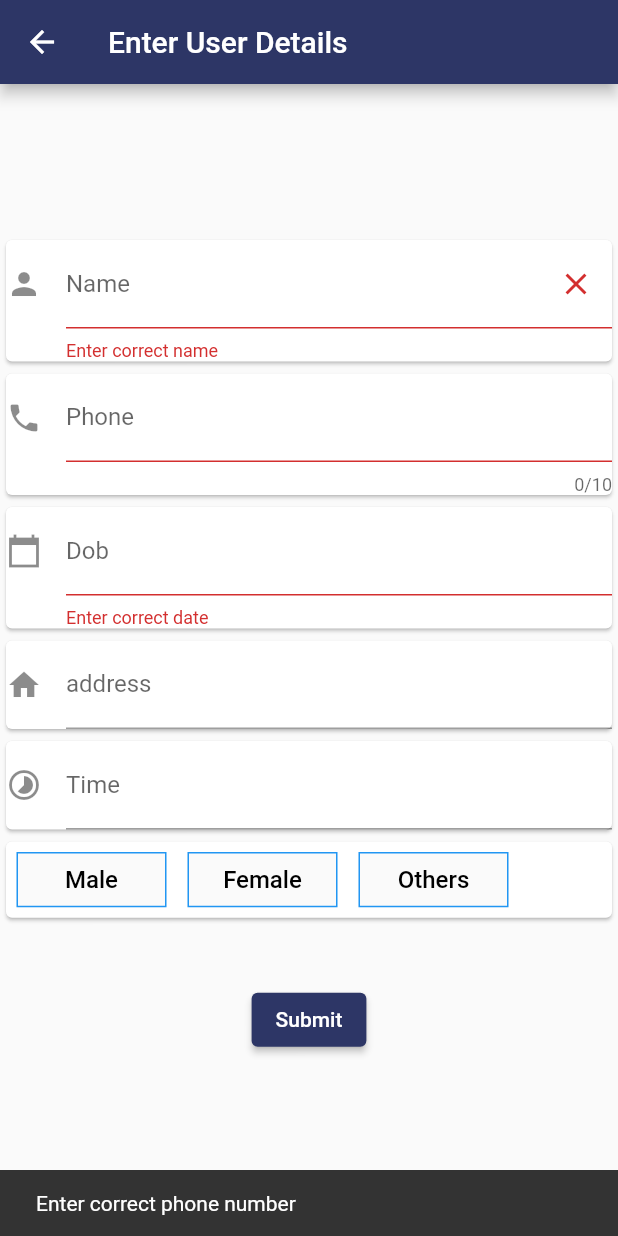
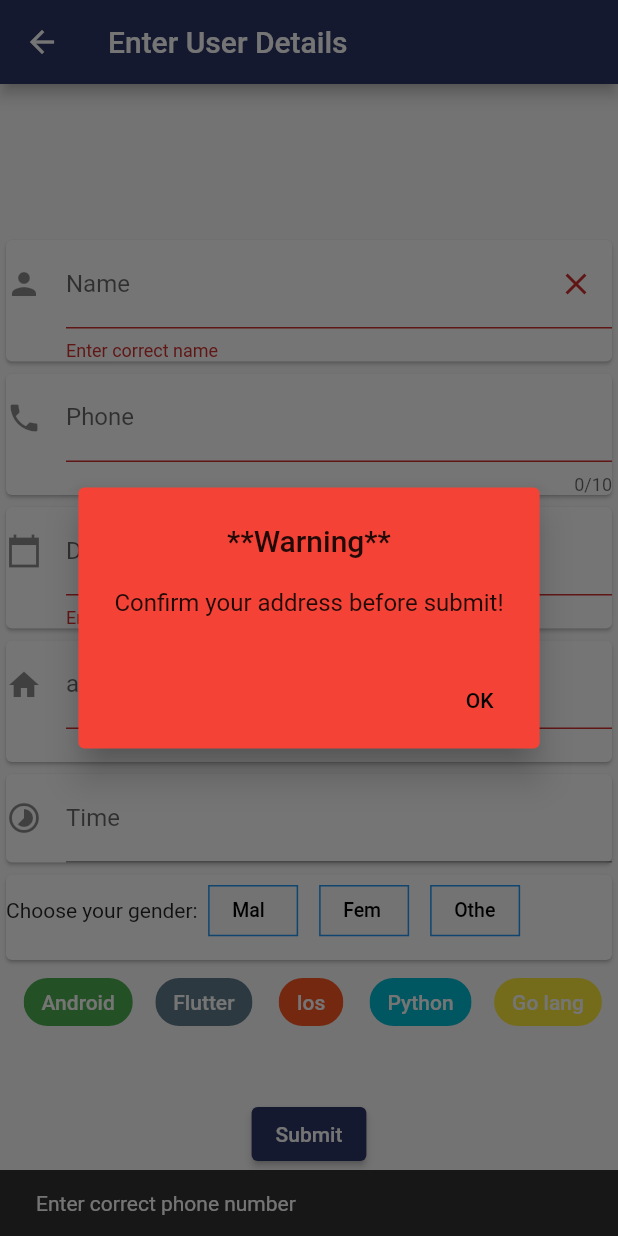
Before and after one commit to BurramsettySushmaSri/AstraGen, a Flutter app: the MyCustomForm screen opened directly, after a tap on "Submit", on a phone screen of 412 x 824 dp. Run offline on Flutter 3.47's test engine with Material 2 defaults, Android fonts, the phone set to English and light mode, and no system bars; drawn by our look-alikes of custom_radio_grouped_button.

Commit message:
radio,chips

```diff
--- a/lib/components/form_page.dart
+++ b/lib/components/form_page.dart
@@ -6,9 +6,7 @@ import 'package:flutter/material.dart';
 import 'package:flutter/services.dart';
 import 'model.dart';
 import 'package:navigation/util/constants.dart';
-import 'package:flutter/cupertino.dart';
 
-import 'package:flutter/rendering.dart';
 
 // Create a Form widget.
 class MyCustomForm extends StatefulWidget {
@@ -28,6 +26,7 @@ class MyCustomFormState extends State<MyCustomForm> {
   final _formKey = GlobalKey<FormState>();
   final scaffoldKey = GlobalKey<ScaffoldState>();
 
+ String _selectedGender = 'male';
   TextEditingController _name = TextEditingController();
   TextEditingController _dob = TextEditingController();
   TextEditingController _phone = TextEditingController();
@@ -42,6 +41,7 @@ class MyCustomFormState extends State<MyCustomForm> {
       _phone = TextEditingController(text: widget.recievedata?.phone);
       _add = TextEditingController(text: widget.recievedata?.add);
       _time = TextEditingController(text: widget.recievedata?.time);
+      _selectedGender=widget.recievedata?.gender??'male';
     }
     super.initState();
   }
@@ -63,14 +63,20 @@ class MyCustomFormState extends State<MyCustomForm> {
                       height: constants.sizeboxheight,
                     ),
                     (MediaQuery.of(context).size.width < 600)
-                        ? Column(children: [
+                        ? Column(children:  [
                             nameCard(context),
                             phoneCard(context),
                             dobCard(context),
                             addCard(context),
                             timeCard(context),
                             RadioB(context),
-                          ])
+                            Row(
+                                mainAxisAlignment: MainAxisAlignment.center,
+                                children:
+                                  techChips(),
+                                ),
+
+                          ],)
                         : Column(children: [
                             Row(
                                 mainAxisAlignment: MainAxisAlignment.center,
@@ -90,6 +96,11 @@ class MyCustomFormState extends State<MyCustomForm> {
                                   timeCard(context),
                                   RadioB(context),
                                 ]),
+                                Row(
+                                mainAxisAlignment: MainAxisAlignment.center,
+                                children:
+                                  techChips(),
+                                ),
                           ]),
                     Column(
                       mainAxisAlignment: MainAxisAlignment.center,
@@ -108,15 +119,8 @@ class MyCustomFormState extends State<MyCustomForm> {
                                         phone: _phone.text,
                                         dob: _dob.text,
                                         add: _add.text,
-                                        time: _time.text));
+                                         time: _time.text,gender: _selectedGender));
                               }
-                              // else {
-                              //           ScaffoldMessenger.of(context)
-                              //               .showSnackBar(SnackBar(
-                              //             content: Text('error'),
-                              //             backgroundColor: Colors.red,
-                              //           ));
-                              //         }
 
                               _formKey.currentState!.save();
                             },
@@ -170,7 +174,7 @@ class MyCustomFormState extends State<MyCustomForm> {
         width: widthc(context),
         child: TextFormField(
           controller: _phone,
-          autovalidateMode: AutovalidateMode.disabled,
+          autovalidateMode: AutovalidateMode.onUserInteraction,
           decoration: const InputDecoration(
             icon: Icon(Icons.phone),
             hintText: 'Enter a phone number',
@@ -281,26 +285,43 @@ class MyCustomFormState extends State<MyCustomForm> {
             hintText: 'Enter your address',
             labelText: 'address',
           ),
-      ),
+          validator: (value) {
+            if (value!.isEmpty) {
+              Future.delayed(Duration.zero, (){
+              _showDialog(context);});
+              return '';
+            }
+            return null;
+          }),
     ));
   }
 
   Widget RadioB(BuildContext context) {
     return Card(
       child: SizedBox(
-        height: 50.9,
+         height: 57.0,
         width: widthc(context),
-        child: CustomRadioButton(
-          height: 50.9,
+        child: Column(children: [
+          (MediaQuery.of(context).size.width < 600)?
+          Row(children:[const Text('Choose your gender:'),Radio(context)]
+          ,):Column(children:[const Text('Choose your gender:'),Radio(context)]),] ))
+    );
+  }
+Widget Radio(BuildContext context)
+{
+  return
+        CustomRadioButton(
+           height: 34.2,
+          width:60.0,
           elevation: 0,
           absoluteZeroSpacing: false,
           unSelectedColor: Theme.of(context).canvasColor,
-          buttonLables: [
+          buttonLables: const [
             'Male',
             'Female',
             'Others',
           ],
-          buttonValues: [
+          buttonValues:const [
             "MALE",
             "FEMALE",
             "OTHERS",
@@ -308,15 +329,61 @@ class MyCustomFormState extends State<MyCustomForm> {
           buttonTextStyle: ButtonTextStyle(
               selectedColor: Colors.white,
               unSelectedColor: Colors.black,
-              textStyle: TextStyle(fontSize: 16)),
+              textStyle: TextStyle(fontSize: 13)),
           radioButtonValue: (value) {
-            print(value);
+             _selectedGender = value as String;
+             print(_selectedGender);
           },
           selectedColor: Color.fromARGB(255, 45, 54, 102),
-        ),
+        );
+}
+
+  List<Tech> _chipsList = [
+    Tech("Android", Colors.green, false),
+    Tech("Flutter", Colors.blueGrey, false),
+    Tech("Ios", Colors.deepOrange, false),
+    Tech("Python", Colors.cyan, false),
+    Tech("Go lang", Colors.yellow, false)
+  ];
+  List<Widget> techChips () {
+    List<Widget> chips = [];
+    for (int i=0; i< _chipsList.length; i++) {
+      Widget item = Padding(
+        padding: const EdgeInsets.only(left:10, right: 5),
+        child: FilterChip(
+          label: Text(_chipsList[i].label),
+          labelStyle: TextStyle(color: Colors.white),
+          backgroundColor: _chipsList[i].color,
+          selected: _chipsList[i].isSelected,
+          onSelected: (bool value)
+          {
+            setState(() {
+              _chipsList[i].isSelected = value;
+            });
+          },
         ),
       );
+      chips.add(item);
     }
+    return chips;
+  }
+
+//  Widget chips(BuildContext context){
+//    return Chip(
+//             elevation: 20,
+//             padding: EdgeInsets.all(8),
+//             backgroundColor: Colors.greenAccent[100],
+//             shadowColor: Colors.black,
+//             avatar: CircleAvatar(
+//               backgroundImage: NetworkImage(
+//                   "https://pbs.twimg.com/profile_images/1304985167476523008/QNHrwL2q_400x400.jpg"), //NetwordImage
+//             ), //CircleAvatar
+//             label: Text(
+//               'GeeksforGeeks',
+//               style: TextStyle(fontSize: 20),
+//             ), //Text
+//           );//Chip
+//  }
 
   widthc(BuildContext context) {
     double width = MediaQuery.of(context).size.width;
@@ -328,4 +395,27 @@ class MyCustomFormState extends State<MyCustomForm> {
       return width;
     }
   }
+
+  void _showDialog(BuildContext context) {
+    showDialog(
+      context: context,
+      builder: (BuildContext context) {
+        return AlertDialog(
+          title: const Text("**Warning**", textAlign: TextAlign.center),
+          content: const Text("Confirm your address before submit!"),
+          actions: <Widget>[
+            TextButton(
+              child: const Text("OK",style: TextStyle(color: Colors.black),),
+              onPressed: () {
+                Navigator.of(context).pop();
+              },
+            ),
+          ],
+          elevation: 10,
+          backgroundColor: Colors.red,
+        );
+      },
+    );
+
 }
+}
--- a/lib/components/model.dart
+++ b/lib/components/model.dart
@@ -1,6 +1,13 @@
 import 'package:flutter/material.dart';
 
 class UserData {
-  String name, dob, phone, add, time;
-  UserData({required this.name, required this.phone, required this.dob, required this.add, required this.time});
+  String name, dob, phone, add, time ,gender;
+  UserData({required this.name, required this.phone, required this.dob, required this.add, required this.time,required this. gender});
 }
+class Tech
+{
+  String label;
+  Color color;
+  bool isSelected;
+  Tech(this.label, this.color, this.isSelected);
+}
--- a/lib/components/second_page.dart
+++ b/lib/components/second_page.dart
@@ -106,6 +106,9 @@ class _second_pageState extends State<Second_page> {
                                      Text(data.time,
                                 style: const TextStyle(
                                     color: Colors.white, fontSize: 18)),
+                                    Text(data.gender,
+                                style: const TextStyle(
+                                    color: Colors.white, fontSize: 18)),
                             // ignore: unnecessary_new
 
                             // ignore: unnecessary_new
--- a/pubspec.yaml
+++ b/pubspec.yaml
@@ -35,6 +35,7 @@ dependencies:
   # Use with the CupertinoIcons class for iOS style icons.
   cupertino_icons: ^1.0.2
   custom_radio_grouped_button: any
+
 
 
 dev_dependencies:
```
Also changed, not shown: 1 other file. Lines whose indentation alone changed are shown as unchanged.
